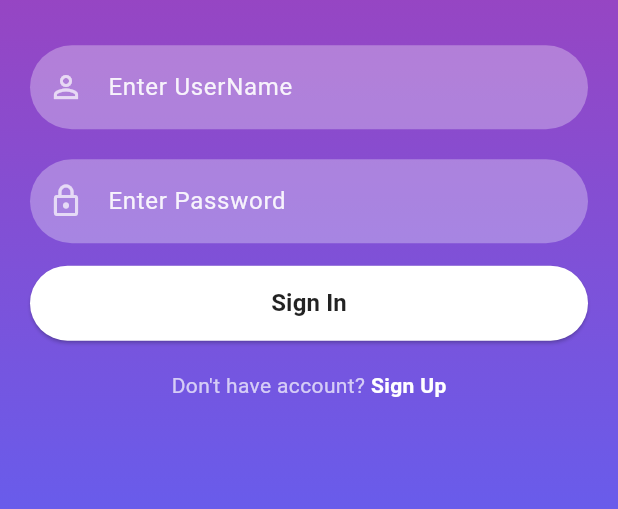
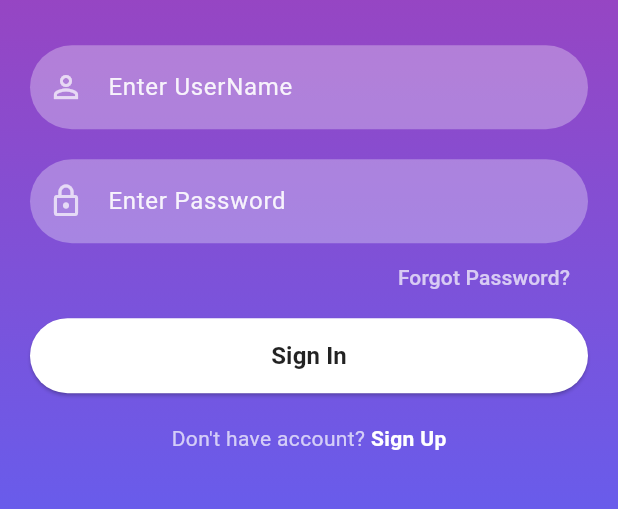
Before and after one commit to FYP-SensorFusion/Background_Activity_Recognition_With_Database, a Flutter app: the screen it shows after launch, on a phone screen of 412 x 824 dp, the part 607-1116 px from its top. Run offline on Flutter 3.47's test engine with Material 3 defaults, Android fonts, the light colour scheme and no system bars; our stand-ins replace firebase_auth, firebase_core, permission_handler, sqflite; missing offline and left inert: flutter_activity_recognition, flutter_background_service; accounts and stored records are empty.

Commit message:
Reset Password Added

```diff
--- a/lib/screens/signin_screen.dart
+++ b/lib/screens/signin_screen.dart
@@ -1,4 +1,5 @@
 import 'package:background_bctivity_recognition_with_database/screens/homepage_screen.dart';
+import 'package:background_bctivity_recognition_with_database/screens/reset_passworrd_screen.dart';
 import 'package:background_bctivity_recognition_with_database/screens/signup_screen.dart';
 import 'package:firebase_auth/firebase_auth.dart';
 import 'package:flutter/material.dart';
@@ -48,6 +49,7 @@ class _SignInScreenState extends State<SignInScreen> {
                 const SizedBox(
                   height: 5,
                 ),
+                forgetPassword(context),
                 firebaseUIButton(context, "Sign In", () {
                   FirebaseAuth.instance
                       .signInWithEmailAndPassword(
@@ -92,4 +94,21 @@ class _SignInScreenState extends State<SignInScreen> {
       ],
     );
   }
+
+  Widget forgetPassword(BuildContext context) {
+    return Container(
+      width: MediaQuery.of(context).size.width,
+      height: 35,
+      alignment: Alignment.bottomRight,
+      child: TextButton(
+        child: const Text(
+          "Forgot Password?",
+          style: TextStyle(color: Colors.white70),
+          textAlign: TextAlign.right,
+        ),
+        onPressed: () => Navigator.push(
+            context, MaterialPageRoute(builder: (context) => ResetPassword())),
+      ),
+    );
+  }
 }
```
Also changed, not shown: lib/screens/reset_passworrd_screen.dart (added, +59 -0 lines).
